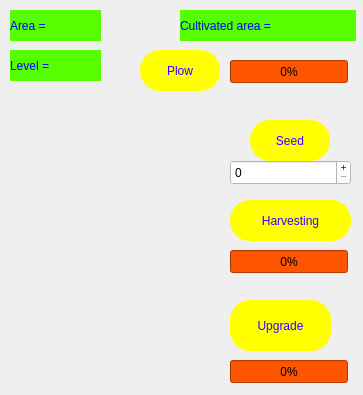
First picture: the form in alfalfa_field.ui, repository mohammadfattahi11/AP_Project, before the edit.
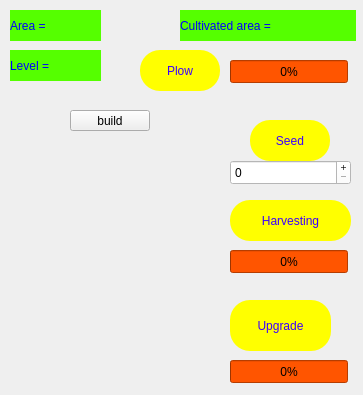
Second picture: the form after the edit. Icons and pictures are not drawn.

Patch:
```diff
--- a/alfalfa_field.ui
+++ b/alfalfa_field.ui
@@ -316,6 +316,19 @@
     <string>Plow</string>
    </property>
   </widget>
+  <widget class="QPushButton" name="build">
+   <property name="geometry">
+    <rect>
+     <x>70</x>
+     <y>110</y>
+     <width>80</width>
+     <height>21</height>
+    </rect>
+   </property>
+   <property name="text">
+    <string>build</string>
+   </property>
+  </widget>
  </widget>
  <resources>
   <include location="game_recources.qrc"/>
```
